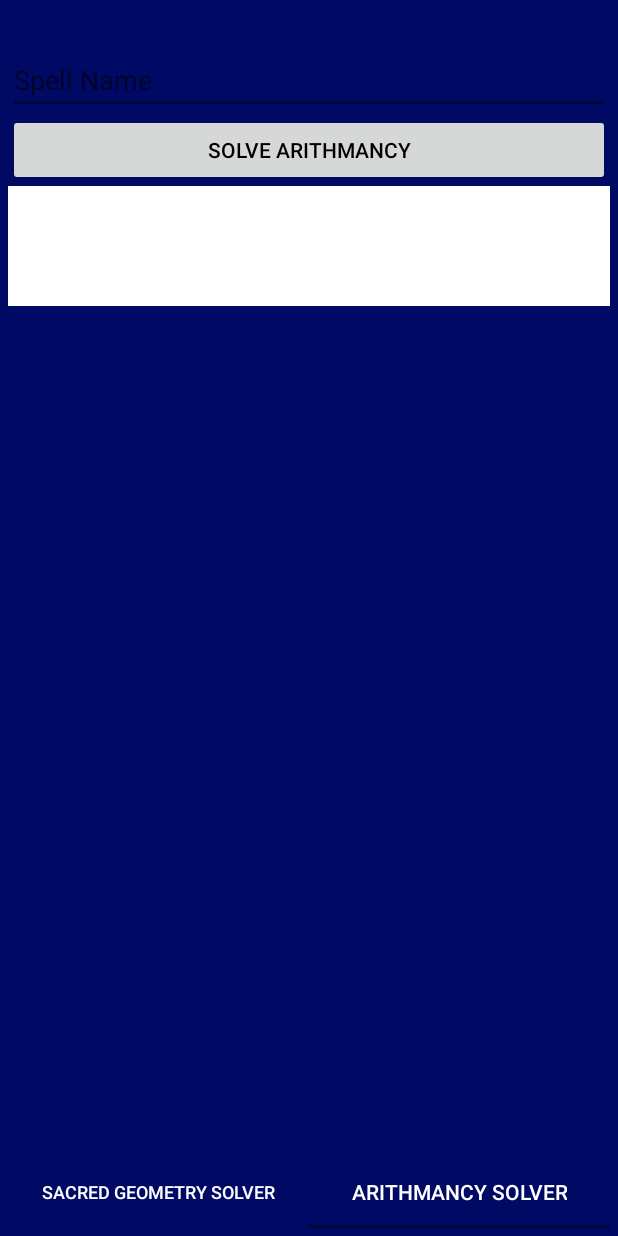
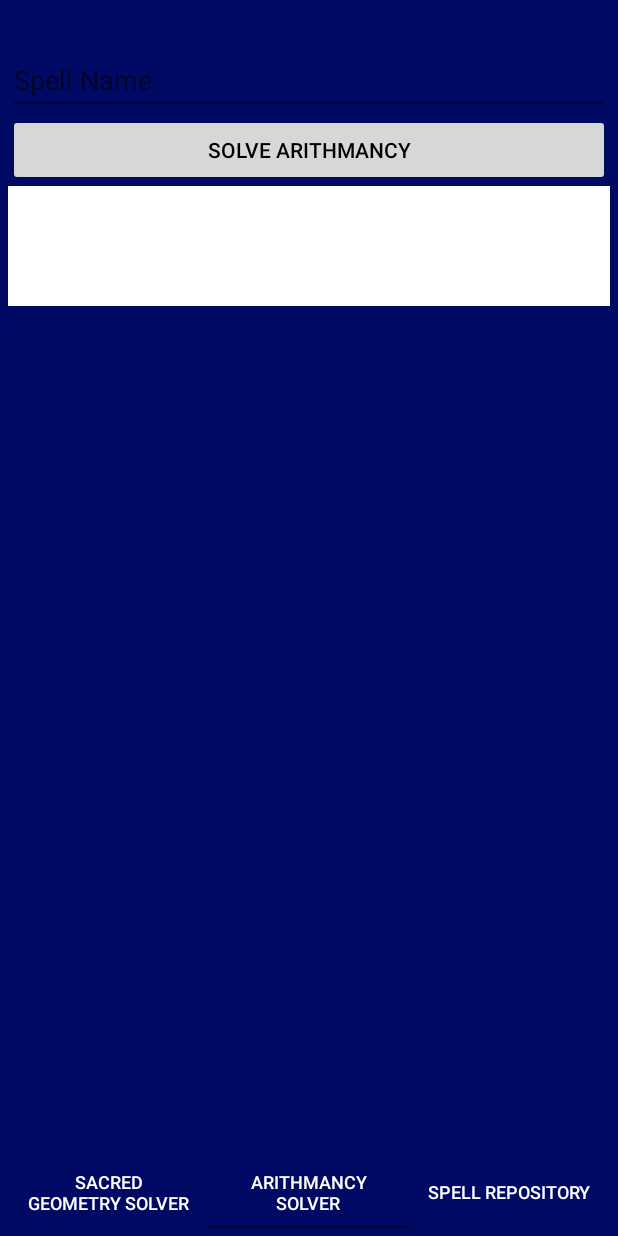
Before and after one commit to RomanGupta/tools-of-wizardry-android, an Android app: the screen it shows after launch (Main), item 2 of the bottom bar chosen, on a phone screen of 412 x 824 dp. Run offline under Robolectric (Android 15) with nearby library versions, the phone set to English and light mode, and no system bars; libraries missing offline, so code that uses them is left out: de.rge.basic; 1 statement that could not run was skipped.

Commit message:
implement a spell repository
added a tab for spell repository

```diff
--- a/app/src/main/java/de/rge/android/tools/of/wizardry/Main.java
+++ b/app/src/main/java/de/rge/android/tools/of/wizardry/Main.java
@@ -17,8 +17,8 @@ public class Main extends FragmentActivity {
 
         ViewPager viewPager = findViewById(R.id.pager);
 
-        TabPagerAdapter sectionsPagerAdapter = new TabPagerAdapter(getSupportFragmentManager(), getApplicationContext());
-        viewPager.setAdapter(sectionsPagerAdapter);
+        TabPagerAdapter tabPagerAdapter = new TabPagerAdapter(getSupportFragmentManager(), getApplicationContext());
+        viewPager.setAdapter(tabPagerAdapter);
 
         TabLayout tabs = findViewById(R.id.tabs);
         tabs.setupWithViewPager(viewPager);
--- a/app/src/main/java/de/rge/android/tools/of/wizardry/adapter/TabPagerAdapter.java
+++ b/app/src/main/java/de/rge/android/tools/of/wizardry/adapter/TabPagerAdapter.java
@@ -8,6 +8,7 @@ import android.util.SparseArray;
 
 import de.rge.android.tools.of.wizardry.fragments.ArithmancyFragment;
 import de.rge.android.tools.of.wizardry.fragments.SacredGeometryFragment;
+import de.rge.android.tools.of.wizardry.fragments.SpellRepositoryFragment;
 import de.rge.android.tools.of.wizardry.util.ArgumentUtil;
 import de.rge.toolsofwizardry.R;
 
@@ -34,6 +35,10 @@ public class TabPagerAdapter extends FragmentPagerAdapter {
                 new ArithmancyFragment(),
                 2,
                 R.string.fragment_title_arithmancy));
+        fragments.put(2, attachArguments(
+                new SpellRepositoryFragment(),
+                3,
+                R.string.fragment_title_spell_repository));
     }
 
     private Fragment attachArguments(Fragment fragment, int tabNumber, int tabTitleId) {
--- /dev/null
+++ b/app/src/main/java/de/rge/android/tools/of/wizardry/fragments/SpellRepositoryFragment.java
@@ -0,0 +1,21 @@
+package de.rge.android.tools.of.wizardry.fragments;
+
+import android.os.Bundle;
+import android.support.v4.app.Fragment;
+import android.view.LayoutInflater;
+import android.view.View;
+import android.view.ViewGroup;
+
+import de.rge.toolsofwizardry.R;
+
+public class SpellRepositoryFragment extends Fragment {
+
+    @Override
+    public View onCreateView(LayoutInflater inflater, ViewGroup container, Bundle savedInstanceState) {
+        return inflater.inflate(R.layout.fragment_spell_repository, container, false);
+    }
+
+    @Override
+    public void onViewCreated(View view, Bundle savedInstanceState) {
+    }
+}
--- /dev/null
+++ b/app/src/main/res/values/strings_spell_repository.xml
@@ -0,0 +1,3 @@
+<resources>
+    <string name="fragment_title_spell_repository">Spell Repository</string>
+</resources>
```
Also changed, not shown: app/src/main/res/layout/fragment_spell_repository.xml (added, +21 -0 lines).
